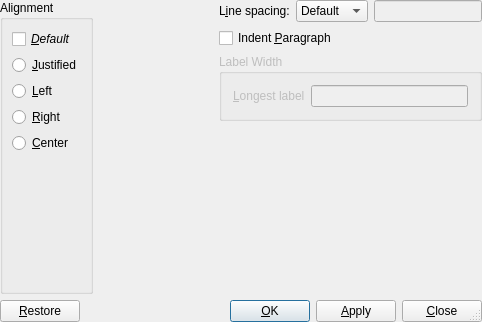
cburschka/lyx, file src/frontends/qt4/ui/QParagraphUi.ui: the form before one commit.
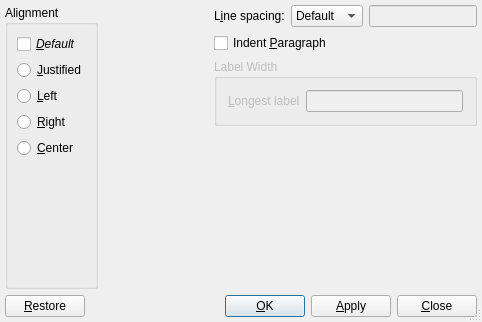
The form after the commit.

Commit message: Add margin to paragraph dialog.

What changed in the file:
```diff
--- a/src/frontends/qt4/ui/QParagraphUi.ui
+++ b/src/frontends/qt4/ui/QParagraphUi.ui
@@ -31,7 +31,7 @@
   </property>
    <layout class="QVBoxLayout" >
     <property name="margin" >
-     <number>0</number>
+     <number>5</number>
     </property>
     <property name="spacing" >
      <number>6</number>
```
